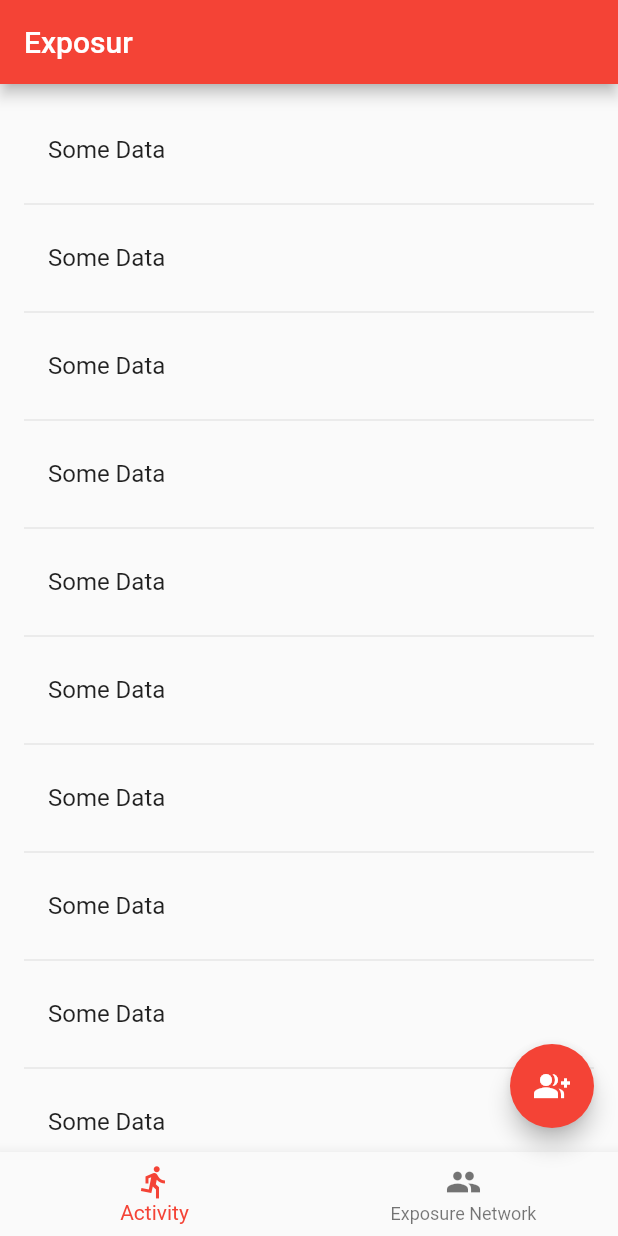
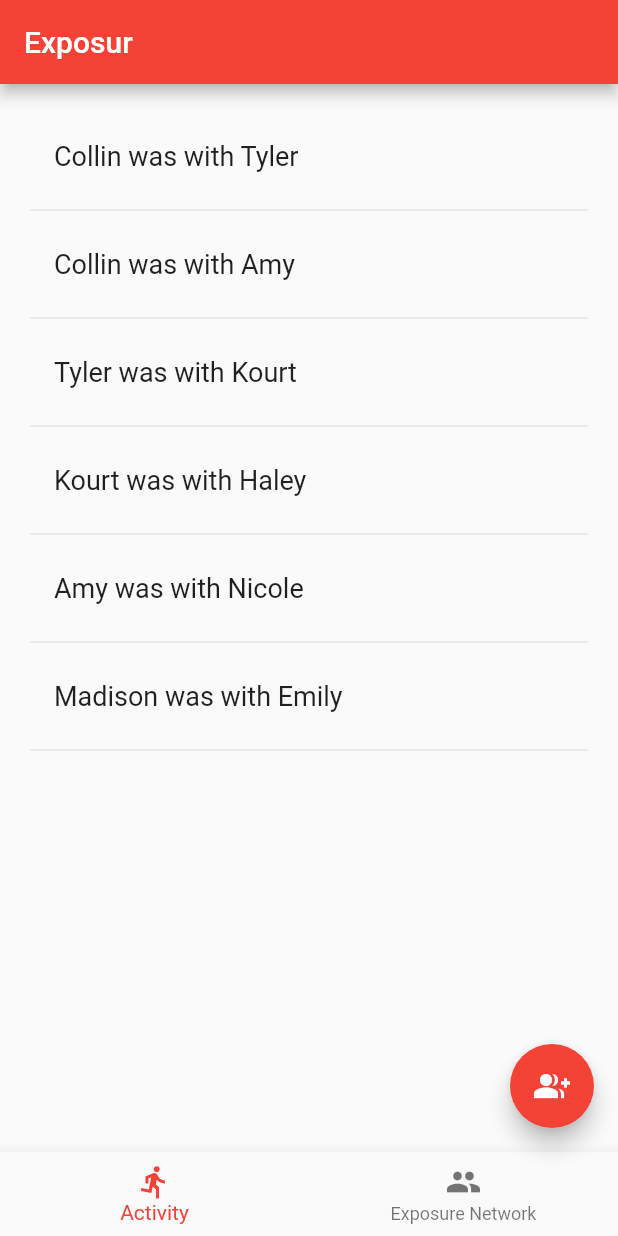
Before and after one commit to CollinDietz/exposur, a Flutter app: the screen it shows after launch, on a phone screen of 412 x 824 dp. Run offline on Flutter 3.47's test engine with Material 2 defaults, Android fonts, the phone set to English and light mode, and no system bars.

Commit message:
Simple list view of interactions

```diff
--- /dev/null
+++ b/lib/Backend/InteractionRecord.dart
@@ -0,0 +1,16 @@
+class InteractionRecord
+{
+  String _primaryPerson;
+  String _secondaryPerson;
+
+  InteractionRecord(String primaryPerson, String secondaryPerson)
+  {
+    _primaryPerson = primaryPerson;
+    _secondaryPerson = secondaryPerson;
+  }
+
+  String display()
+  {
+    return _primaryPerson + " was with " + _secondaryPerson;
+  }
+}
--- a/lib/UI/ActivityTab/ActivityTab.dart
+++ b/lib/UI/ActivityTab/ActivityTab.dart
@@ -1,6 +1,18 @@
+import 'package:exposur/Backend/InteractionRecord.dart';
 import 'package:flutter/material.dart';
 
 class ActivityTab extends StatelessWidget {
+  final List<InteractionRecord> _interactions = [
+    InteractionRecord("Collin", "Tyler"),
+    InteractionRecord("Collin", "Amy"),
+    InteractionRecord("Tyler", "Kourt"),
+    InteractionRecord("Kourt", "Haley"),
+    InteractionRecord("Amy", "Nicole"),
+    InteractionRecord("Madison", "Emily")
+  ];
+
+  final TextStyle _textStyle = TextStyle(fontSize: 18.0);
+
   @override
   Widget build(BuildContext context) {
     return _showActivity();
@@ -8,23 +20,21 @@ class ActivityTab extends StatelessWidget {
 
   Widget _showActivity() {
     return ListView.builder(
-        padding: const EdgeInsets.all(16.0),
+        padding: const EdgeInsets.all(20),
         itemBuilder: (context, i) {
           if (i.isOdd) return Divider(); /*2*/
 
-          // final index = i ~/ 2; /*3*/
-          // if (index >= _suggestions.length) {
-          //   _suggestions.addAll(generateWordPairs().take(10)); /*4*/
-          // } //handle needing more data
-          return _buildRow();
+          final index = i ~/ 2; // divide by 2 to handle the dividers
+
+          if (index < _interactions.length) {
+            return ListTile(
+                title: Text(
+              _interactions[index].display(),
+              style: _textStyle,
+            ));
+          } else {
+            return null;
+          }
         });
   }
-
-  Widget _buildRow() {
-    return ListTile(
-      title: Text(
-        "Some Data",
-      ),
-    );
-  }
 }
```
Also changed, not shown: 1 other file.
